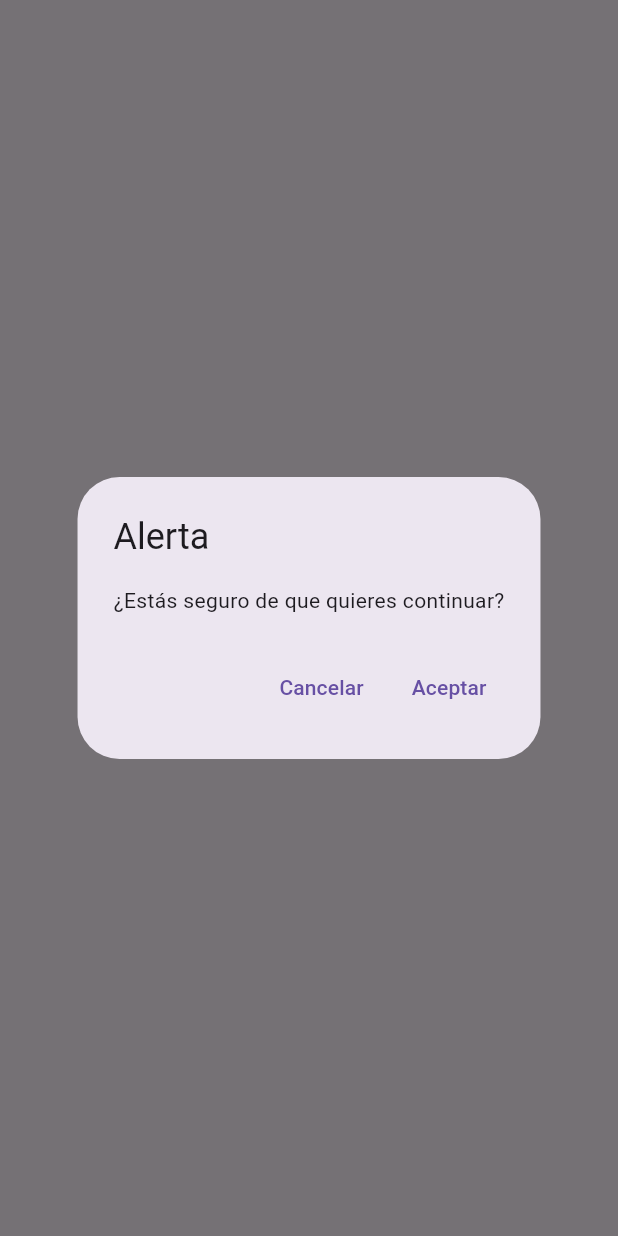
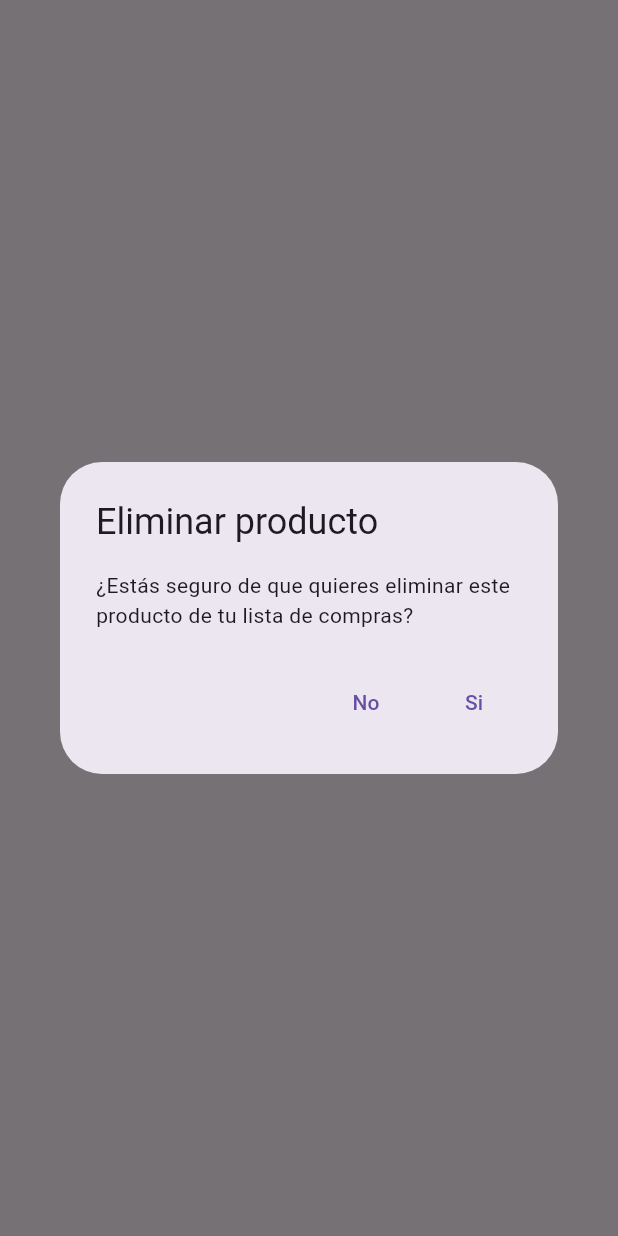
Before and after one commit to Aimas-Studio/Bisne-Flutter-app, a Flutter app: what showAlertDialog() shows on an empty page, opened directly, on a phone screen of 412 x 824 dp. Run offline on Flutter 3.47's test engine with Material 3 defaults, Android fonts, the phone set to English and light mode, and no system bars; our stand-ins replace flutter_svg, flutter_swiper_null_safety, get, image_picker, shared_preferences; missing offline and left inert: dart:ffi; accounts and stored records are empty; network calls fail; project files that could hold a hidden picture were left out.

Commit message:
making pull

```diff
--- a/lib/src/Pages/Cart/cart_page.dart
+++ b/lib/src/Pages/Cart/cart_page.dart
@@ -152,10 +152,12 @@ class CartPage extends StatelessWidget {
   }
 
   String sumOfItems() {
-    return _.itemsToBuy.keys
-        .map((product) => product.price * _.itemsToBuy[product]!.value)
-        .reduce((value, element) => value + element)
-        .toStringAsPrecision(5);
+    return _.itemsToBuy.isNotEmpty
+        ? _.itemsToBuy.keys
+            .map((product) => product.price * _.itemsToBuy[product]!.value)
+            .reduce((value, element) => value + element)
+            .toStringAsPrecision(5)
+        : '0';
   }
 }
 
@@ -221,19 +223,19 @@ Future<dynamic> showAlertDialog(BuildContext context) async {
     context: context,
     builder: (BuildContext context) {
       return AlertDialog(
-        title: const Text('Alerta'),
-        content: const Text('¿Estás seguro de que quieres continuar?'),
+        title: const Text('Eliminar producto'),
+        content: const Text(
+            '¿Estás seguro de que quieres eliminar este producto de tu lista de compras?'),
         actions: <Widget>[
           TextButton(
-            child: const Text('Cancelar'),
+            child: const Text('No'),
             onPressed: () {
               Navigator.of(context).pop(false); // Cierra el diálogo
             },
           ),
           TextButton(
-            child: const Text('Aceptar'),
+            child: const Text('Si'),
             onPressed: () {
-              // Coloca aquí el código que se ejecutará cuando se presione el botón "Aceptar"
               Navigator.of(context).pop(true); // Cierra el diálogo
             },
           ),
--- a/lib/src/Pages/Cart/cart_page_controller.dart
+++ b/lib/src/Pages/Cart/cart_page_controller.dart
@@ -1,5 +1,4 @@
 import 'package:bisne/src/Utils/Entities/product.dart';
-import 'package:bisne/src/Utils/Entities/shop.dart';
 import 'package:get/get.dart';
 
 class CartController extends GetxController {
@@ -15,7 +14,7 @@ class CartController extends GetxController {
   }
 
   void removeItem(ProductDump product) {
-    if (itemsToBuy[product]! > 1) {
+    if (itemsToBuy[product]!.value > 1) {
       itemsToBuy[product]!.value = itemsToBuy[product]!.value - 1;
     } else {
       itemsToBuy.remove(product);
```
Also changed, not shown: lib/src/Widgets/return_button_widget.dart (+6 -1 lines).
